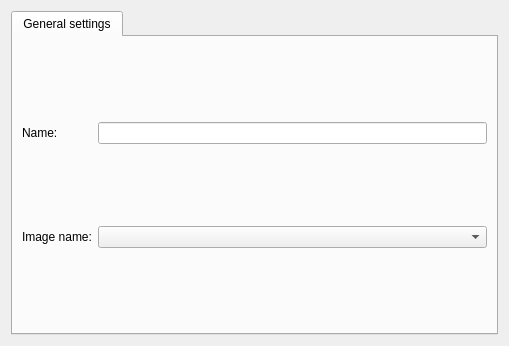
First picture: the form in gns3/modules/docker/ui/docker_vm_configuration_page.ui, repository laerreal/gns3-gui, before the edit.
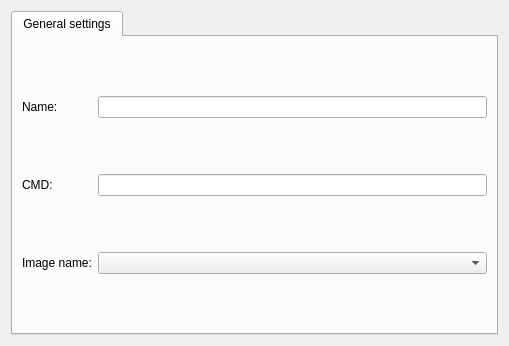
Second picture: the form after the edit.

Commit message: added CMD setting for Docker images

```diff
--- a/gns3/modules/docker/ui/docker_vm_configuration_page.ui
+++ b/gns3/modules/docker/ui/docker_vm_configuration_page.ui
@@ -35,13 +35,23 @@
         <widget class="QLineEdit" name="uiNameLineEdit"/>
        </item>
        <item row="1" column="0">
+        <widget class="QLabel" name="uiCMDLabel">
+         <property name="text">
+          <string>CMD:</string>
+         </property>
+        </widget>
+       </item>
+       <item row="1" column="1">
+        <widget class="QLineEdit" name="uiCMDLineEdit"/>
+       </item>
+       <item row="2" column="0">
         <widget class="QLabel" name="uiImageListLabel">
          <property name="text">
           <string>Image name:</string>
          </property>
         </widget>
        </item>
-       <item row="1" column="1">
+       <item row="2" column="1">
         <widget class="QComboBox" name="uiImageListComboBox">
          <property name="sizePolicy">
           <sizepolicy hsizetype="Expanding" vsizetype="Fixed">
```
The commit also changes 9 other files.
